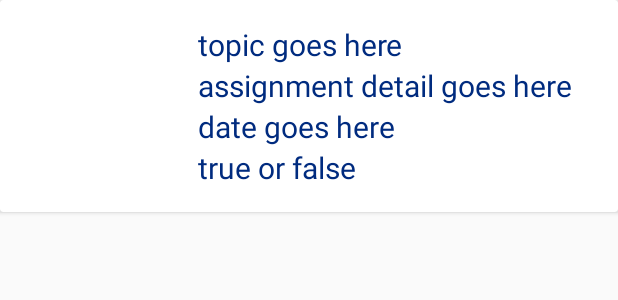
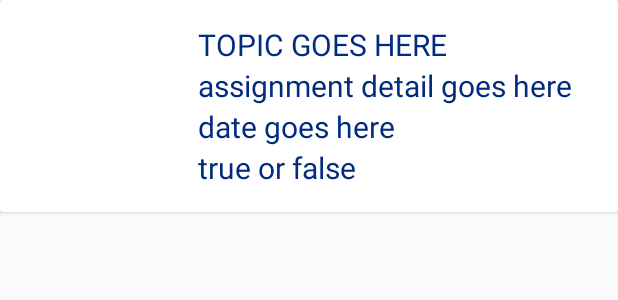
Before and after one commit to ba2364/FinalProject-BenjaminARachelM, an Android app: the layout card_view_assignments.xml on its own in the app's theme, with its tools: preview values and no code run, on a phone screen of 412 x 824 dp. Shown: the top 300 px of the screen. Run offline under Robolectric (Android 15) with nearby library versions, the phone set to English and light mode, and no system bars.

```diff
--- a/app/src/main/java/com/ba2364/finalproject_benjaminarachelm/AssignmentHolder.java
+++ b/app/src/main/java/com/ba2364/finalproject_benjaminarachelm/AssignmentHolder.java
@@ -2,6 +2,7 @@ package com.ba2364.finalproject_benjaminarachelm;
 
 import android.content.Context;
 import android.content.Intent;
+import android.support.v4.content.ContextCompat;
 import android.support.v7.widget.CardView;
 import android.support.v7.widget.RecyclerView;
 import android.view.View;
@@ -33,9 +34,11 @@ public class AssignmentHolder extends RecyclerView.ViewHolder {
         topicNameText.setText(assignment.yourHomework);
         dueDateText.setText("Due: " + assignment.dateMonth + "/" + assignment.dateDay + "/" + assignment.dateYear);
         if (assignment.done) {
+            doneText.setTextColor(ContextCompat.getColor(context, R.color.doneColor));
             doneText.setText(R.string.isDone);
         }
         else {
+            doneText.setTextColor(ContextCompat.getColor(context, R.color.notDoneYetColor));
             doneText.setText(R.string.isNotDone);
         }
         cardView.setOnClickListener(new View.OnClickListener() {
--- a/app/src/main/res/layout/card_view_assignments.xml
+++ b/app/src/main/res/layout/card_view_assignments.xml
@@ -22,7 +22,8 @@
         <TextView
             android:id="@+id/topic_card_name"
             style="@style/CardTextViewStyle"
-            tools:text="topic goes here" />
+            android:textAllCaps="true"
+            tools:text="topic goes here"/>
 
         <TextView
             android:id="@+id/assignment_card_name"
--- a/app/src/main/res/values/colors.xml
+++ b/app/src/main/res/values/colors.xml
@@ -1,6 +1,8 @@
 <?xml version="1.0" encoding="utf-8"?>
 <resources>
-    <color topic="colorPrimary" name="primaryColor">#0038a8</color>
-    <color topic="colorPrimaryDark" name="primaryDarkColor">#002b7f</color>
-    <color topic="colorAccent" name="accentColor">#c4d8e2</color>
+    <color name="primaryColor" topic="colorPrimary">#0038a8</color>
+    <color name="primaryDarkColor" topic="colorPrimaryDark">#002b7f</color>
+    <color name="accentColor" topic="colorAccent">#c4d8e2</color>
+    <color name="notDoneYetColor">#ff0000</color>
+    <color name="doneColor">#008000</color>
 </resources>
--- a/app/src/main/res/values/strings.xml
+++ b/app/src/main/res/values/strings.xml
@@ -15,6 +15,6 @@
     <string name="removeAssignment">Remove</string>
     <string name="signOut">Sign Out</string>
     <string name="isDone">Done!</string>
-    <string name="isNotDone">Not Done Yet!</string>
+    <string name="isNotDone">NOT DONE YET!</string>
     <string name="dueText">Due </string>
 </resources>
```
